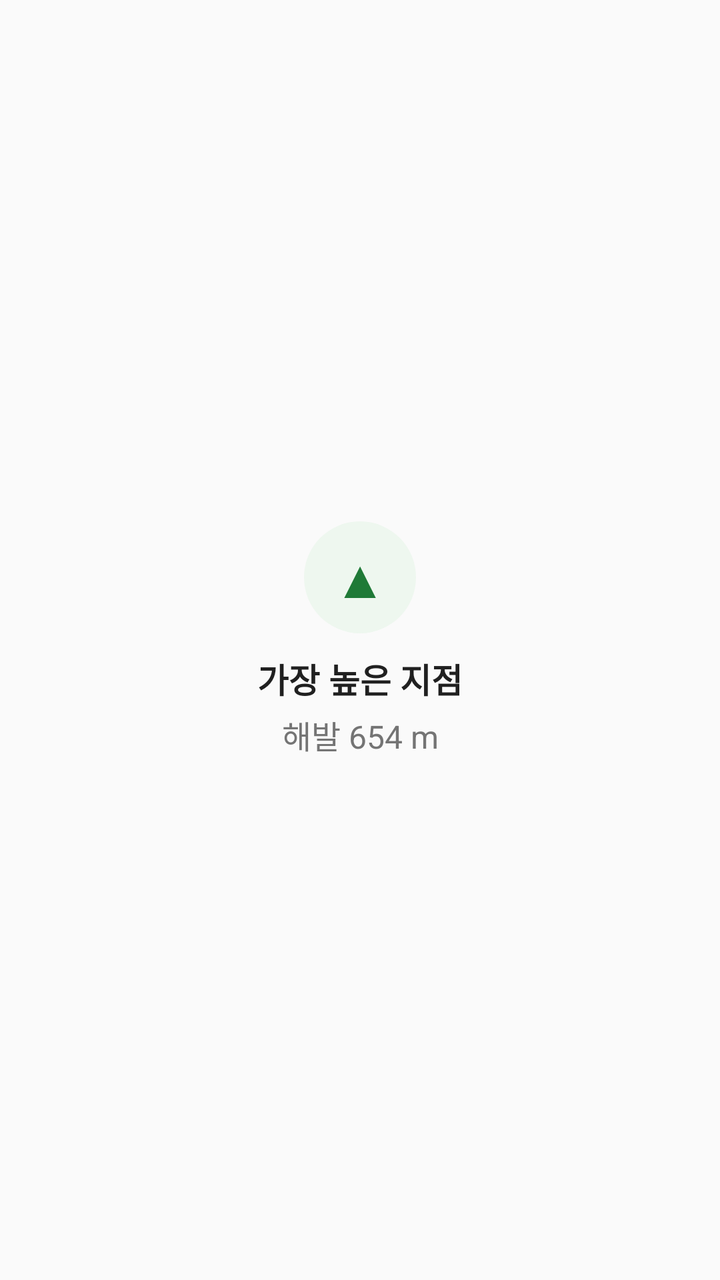
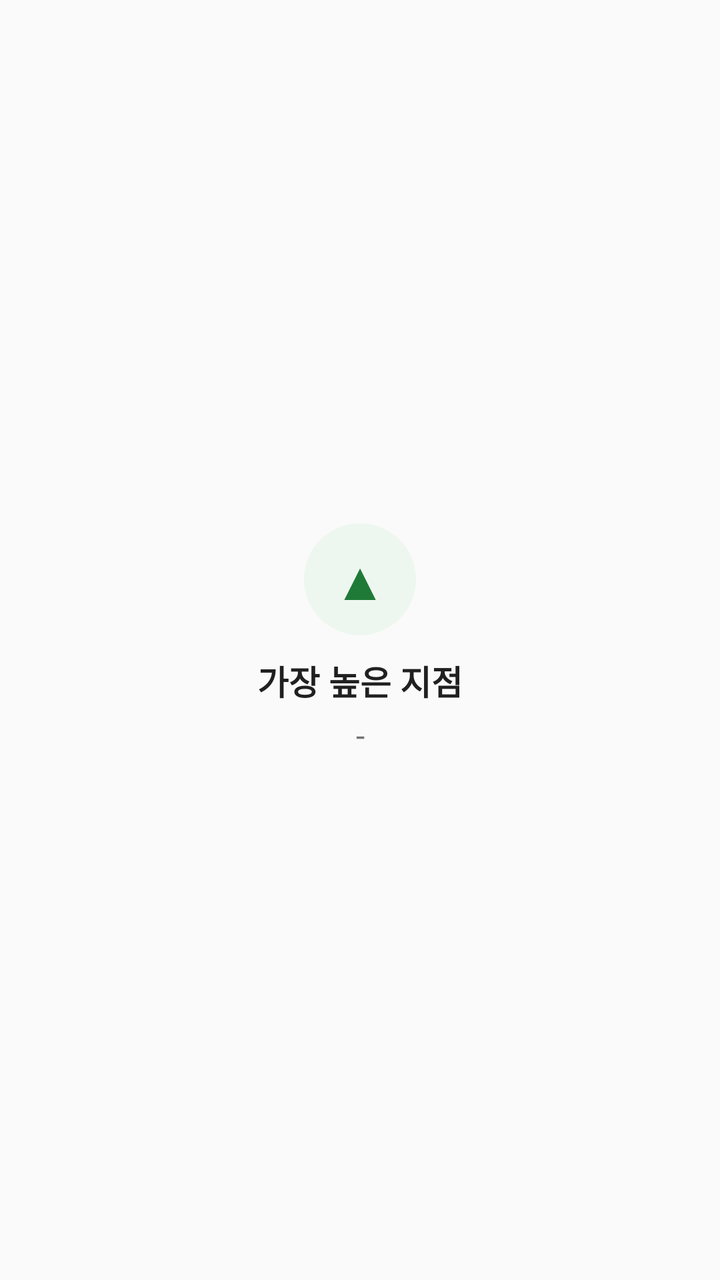

Before-and-after screenshots of an Android layout around one commit, followed by the original layout XML and the change that was made.
<!-- AndroidManifest.xml: application theme AppTheme -->
<!-- res/layout/detail_analysis_high.xml -->
<?xml version="1.0" encoding="utf-8"?>
<LinearLayout xmlns:android="http://schemas.android.com/apk/res/android"
    android:layout_width="0dp"
    android:layout_height="match_parent"
    android:layout_weight="1"
    android:gravity="center"
    android:orientation="vertical">
    <TextView android:layout_width="56dp" android:layout_height="56dp" android:background="@drawable/detail_analysis_icon_bg" android:gravity="center" android:text="▲" android:textColor="#1F7A37" android:textSize="27sp" />
    <LinearLayout android:layout_width="match_parent" android:layout_height="wrap_content" android:layout_marginTop="10dp" android:gravity="center" android:orientation="vertical">
        <TextView android:layout_width="match_parent" android:layout_height="wrap_content" android:gravity="center" android:maxLines="2" android:text="가장 높은 지점" android:textColor="#202020" android:textSize="17sp" android:textStyle="bold" />
        <TextView android:id="@+id/detail_analysis_height" android:layout_width="match_parent" android:layout_height="wrap_content" android:layout_marginTop="4dp" android:ellipsize="end" android:gravity="center" android:maxLines="1" android:text="해발 654 m" android:textColor="#747474" android:textSize="16sp" />
    </LinearLayout>
</LinearLayout>
<!-- resources referenced by this layout -->
<resources>
  <!-- drawable detail_analysis_icon_bg (drawable) -->
  <?xml version="1.0" encoding="utf-8"?>
  <shape xmlns:android="http://schemas.android.com/apk/res/android"
      android:shape="oval">
      <solid android:color="#EEF7EF" />
  </shape>
  <style name="AppTheme" parent="Theme.AppCompat.Light.DarkActionBar">
          
          <item name="colorPrimary">@color/colorPrimary</item>
          <item name="colorPrimaryDark">@color/colorPrimaryDark</item>
          <item name="colorAccent">@color/colorAccent</item>
      </style>
  <color name="colorPrimary">#181818</color>
  <color name="colorPrimaryDark">#181818</color>
  <color name="colorAccent">#03DAC5</color>
</resources>

<!-- the commit's change to res/layout/detail_analysis_high.xml (unified diff, before → after) -->
@@ -1,13 +1,13 @@
 <?xml version="1.0" encoding="utf-8"?>
 <LinearLayout xmlns:android="http://schemas.android.com/apk/res/android"
     android:layout_width="0dp"
-    android:layout_height="match_parent"
+    android:layout_height="wrap_content"
     android:layout_weight="1"
     android:gravity="center"
     android:orientation="vertical">
     <TextView android:layout_width="56dp" android:layout_height="56dp" android:background="@drawable/detail_analysis_icon_bg" android:gravity="center" android:text="▲" android:textColor="#1F7A37" android:textSize="27sp" />
     <LinearLayout android:layout_width="match_parent" android:layout_height="wrap_content" android:layout_marginTop="10dp" android:gravity="center" android:orientation="vertical">
         <TextView android:layout_width="match_parent" android:layout_height="wrap_content" android:gravity="center" android:maxLines="2" android:text="가장 높은 지점" android:textColor="#202020" android:textSize="17sp" android:textStyle="bold" />
-        <TextView android:id="@+id/detail_analysis_height" android:layout_width="match_parent" android:layout_height="wrap_content" android:layout_marginTop="4dp" android:ellipsize="end" android:gravity="center" android:maxLines="1" android:text="해발 654 m" android:textColor="#747474" android:textSize="16sp" />
+        <TextView android:id="@+id/detail_analysis_height" android:layout_width="match_parent" android:layout_height="wrap_content" android:layout_marginTop="4dp" android:ellipsize="end" android:gravity="center" android:maxLines="1" android:text="-" android:textColor="#747474" android:textSize="16sp" />
     </LinearLayout>
 </LinearLayout>
